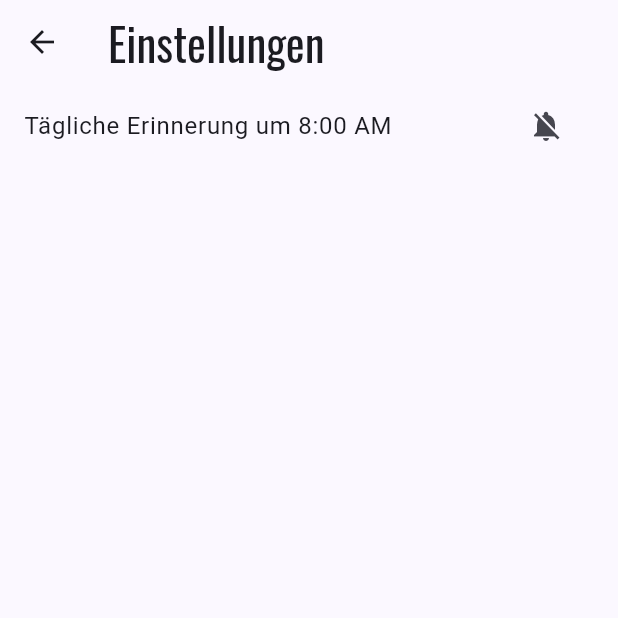
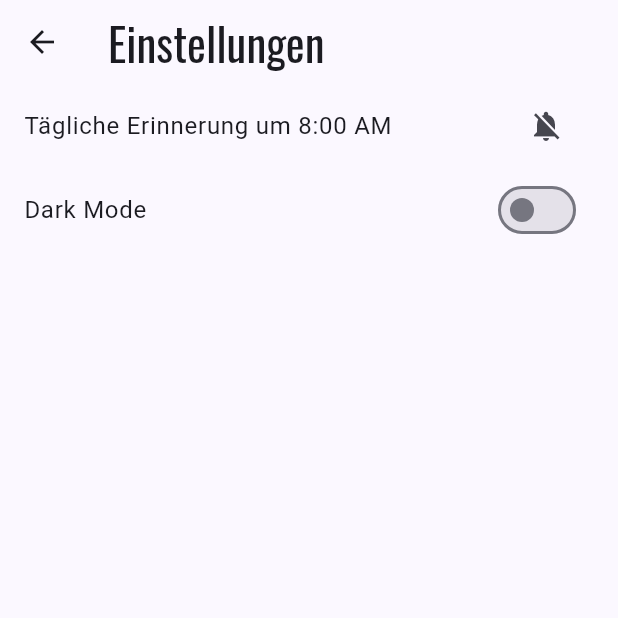
Before and after one commit to JasminKeller/StudyMate, a Flutter app: the screen it shows after launch, after a tap on the "settings" icon, on a phone screen of 412 x 824 dp, the top half of it. Run offline on Flutter 3.47's test engine with Material 3 defaults, Android fonts, the phone set to English and light mode, and no system bars; our stand-ins replace awesome_notifications, google_fonts, hive, hive_flutter, permission_handler; accounts and stored records are empty.

Commit message:
Implement Dark Mode toggle using Provider and Hive for persistent settings

```diff
--- a/lib/main.dart
+++ b/lib/main.dart
@@ -1,13 +1,32 @@
 import 'package:awesome_notifications/awesome_notifications.dart';
+import 'package:flutter/foundation.dart';
 import 'package:flutter/material.dart';
+import 'package:hive/hive.dart';
+import 'package:hive_flutter/adapters.dart';
+import 'package:path_provider/path_provider.dart';
 import 'package:provider/provider.dart';
 import 'package:studymate/providers/course_provider.dart';
+import 'package:studymate/providers/theme_provider.dart';
 import 'package:studymate/screens/course/course_management_screen.dart';
 import 'package:studymate/screens/time_tracking/time_tracking_screen.dart';
 import 'package:studymate/services/notification_controller.dart';
 import 'package:studymate/theme/theme.dart';
 
+
+const darkModeBox = 'darkMode';
+
 void main() async {
+  WidgetsFlutterBinding.ensureInitialized(); // Stellt sicher, dass die Flutter-Bindungen initialisiert sind.
+
+  // Den Pfad zum Dokumentenverzeichnis holen und Hive initialisieren
+  final appDocumentDir = await getApplicationDocumentsDirectory();
+  Hive.init(appDocumentDir.path);
+  var settingsBox = await Hive.openBox('settings');
+  bool darkMode = settingsBox.get('darkMode', defaultValue: false);
+  if (kDebugMode) {
+    print('DarkMode: $darkMode');
+  }
+
   await AwesomeNotifications().initialize(
     null,  // for notification icon if a special one is needed
     [
@@ -19,7 +38,7 @@ void main() async {
         // defaultColor: Colors.teal,
         // ledColor: Colors.teal,
         // playSound: true,
-        // enableVibration: true,
+        enableVibration: true,
       )
     ],
     channelGroups: [
@@ -31,9 +50,12 @@ void main() async {
     await AwesomeNotifications().requestPermissionToSendNotifications();
   }
   runApp(
-    ChangeNotifierProvider<CourseProvider>(
-      create: (context) => CourseProvider(),
-      child: MyApp(),
+    MultiProvider(
+      providers: [
+        ChangeNotifierProvider(create: (context) => ThemeProvider(darkMode)),
+        ChangeNotifierProvider(create: (context) => CourseProvider()),
+      ],
+      child: const MyApp(),
     ),
   );
 }
@@ -60,11 +82,13 @@ class _MyAppState extends State<MyApp> {
 
   @override
   Widget build(BuildContext context) {
+    final themeProvider = Provider.of<ThemeProvider>(context);
     return MaterialApp(
       debugShowCheckedModeBanner: false,
       title: 'StudyMate',
+      themeMode: themeProvider.isDarkMode ? ThemeMode.dark : ThemeMode.light,
+      darkTheme: darkMode,
       theme: lightMode,
-      darkTheme: darkMode,
       home: BottomNavigation(),
     );
   }
--- /dev/null
+++ b/lib/providers/theme_provider.dart
@@ -0,0 +1,28 @@
+import 'package:flutter/foundation.dart';
+import 'package:flutter/material.dart';
+import 'package:hive/hive.dart';
+
+import '../theme/theme.dart';
+
+// to manually change the dark and light Mode
+
+class ThemeProvider with ChangeNotifier {
+  bool _darkMode;
+
+  ThemeProvider(this._darkMode);
+
+  ThemeData get themeData => _darkMode ? darkMode : lightMode;
+
+  bool get isDarkMode => _darkMode;
+
+  void toggleDarkMode() {
+    _darkMode = !_darkMode;
+    notifyListeners();
+    Hive.box('settings').put('darkMode', _darkMode);
+    if (kDebugMode) {
+      print('Dark Mode Value: $_darkMode');
+      print('Dark Mode Hive Box: ${Hive.box('settings').get('darkMode')}');
+    }
+
+  }
+}
--- a/lib/screens/settings_screen.dart
+++ b/lib/screens/settings_screen.dart
@@ -2,7 +2,9 @@ import 'package:awesome_notifications/awesome_notifications.dart';
 import 'package:flutter/foundation.dart';
 import 'package:flutter/material.dart';
 import 'package:permission_handler/permission_handler.dart';
+import 'package:provider/provider.dart';
 
+import '../providers/theme_provider.dart';
 import '../utils/notification_helper.dart';
 
 class SettingsScreen extends StatefulWidget {
@@ -45,6 +47,8 @@ class _SettingsScreenState extends State<SettingsScreen> {
 
   @override
   Widget build(BuildContext context) {
+    var themeProvider = Provider.of<ThemeProvider>(context);
+
     return Scaffold(
       appBar: AppBar(
         title: const Text('Einstellungen'),
@@ -73,6 +77,15 @@ class _SettingsScreenState extends State<SettingsScreen> {
               _selectTime(context);
             },
           ),
+          ListTile(
+            title: const Text('Dark Mode'),
+            trailing: Switch(
+              value: themeProvider.isDarkMode,
+              onChanged: (newValue) {
+                themeProvider.toggleDarkMode();
+              },
+            ),
+          ),
           if(kDebugMode)
             Padding(
               padding: const EdgeInsets.all(20.0),
--- a/pubspec.yaml
+++ b/pubspec.yaml
@@ -16,7 +16,7 @@ publish_to: 'none' # Remove this line if you wish to publish to pub.dev
 # https://developer.apple.com/library/archive/documentation/General/Reference/InfoPlistKeyReference/Articles/CoreFoundationKeys.html
 # In Windows, build-name is used as the major, minor, and patch parts
 # of the product and file versions while build-number is used as the build suffix.
-version: 1.0.0+2
+version: 1.0.0+3
 
 environment:
   sdk: '>=3.1.5 <4.0.0'
@@ -41,6 +41,9 @@ dependencies:
   awesome_notifications: ^0.9.0
   permission_handler: ^11.0.1
   flutter_automation: ^2.0.0
+  hive: ^2.2.3
+  hive_flutter: ^1.1.0
+  path_provider: ^2.1.2
 
 
 
```
Also changed, not shown: lib/screens/course/course_management_screen.dart (+3 -4 lines), pubspec.lock.
